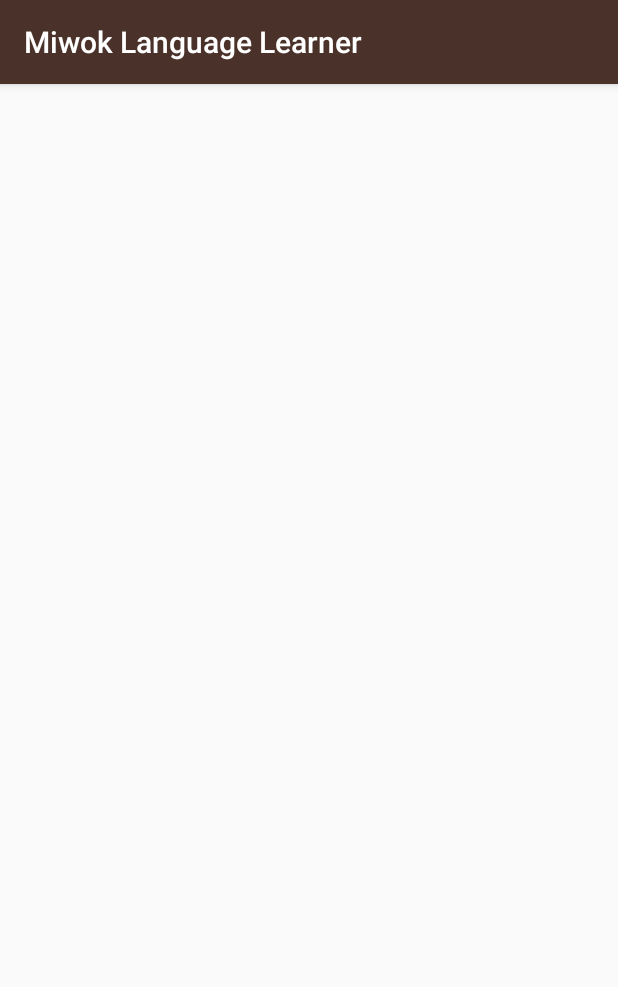
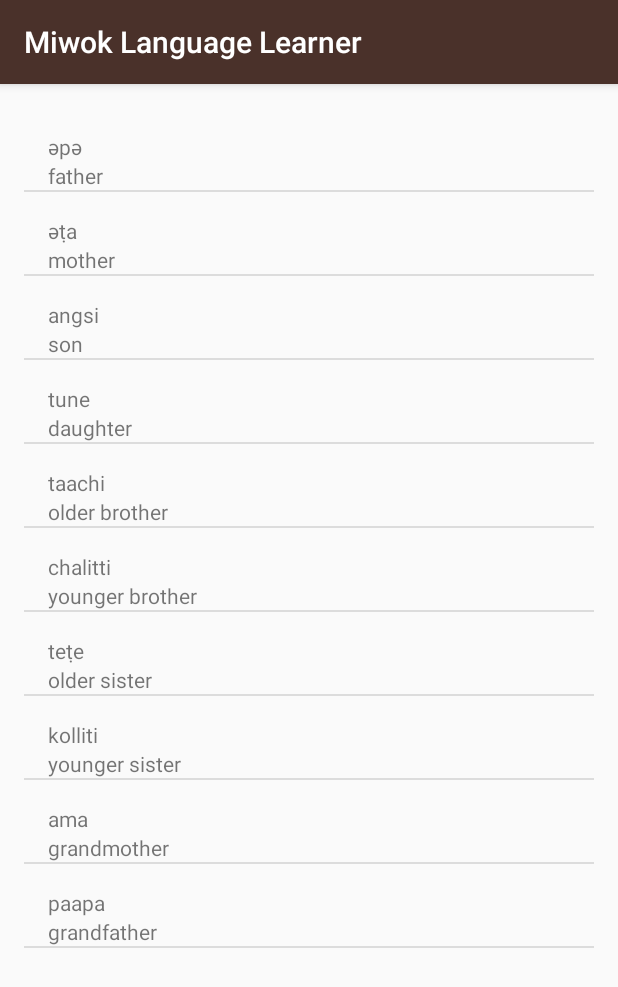
Before and after one commit to osborneandrewj/miwok-starter-code, an Android app: the FamilyActivity screen opened directly, with no data from a screen before it, on a phone screen of 412 x 824 dp. Shown: the top 987 px of the screen. Run offline under Robolectric (Android 15) with nearby library versions, the phone set to English and light mode, and no system bars.

Commit message:
Complete part 2

```diff
--- a/app/src/main/java/com/example/android/miwok/FamilyActivity.java
+++ b/app/src/main/java/com/example/android/miwok/FamilyActivity.java
@@ -2,12 +2,36 @@
 
 import android.support.v7.app.AppCompatActivity;
 import android.os.Bundle;
+import android.widget.ListView;
+
+import java.util.ArrayList;
 
 public class FamilyActivity extends AppCompatActivity {
 
     @Override
     protected void onCreate(Bundle savedInstanceState) {
         super.onCreate(savedInstanceState);
-        setContentView(R.layout.activity_family);
+        setContentView(R.layout.word_list);
+
+        //create array of words to be translated
+        ArrayList<Word> wordsList = new ArrayList<>();
+
+        wordsList.add(new Word("father", "әpә"));
+        wordsList.add(new Word("mother", "әṭa"));
+        wordsList.add(new Word("son", "angsi"));
+        wordsList.add(new Word("daughter", "tune"));
+        wordsList.add(new Word("older brother", "taachi"));
+        wordsList.add(new Word("younger brother", "chalitti"));
+        wordsList.add(new Word("older sister", "teṭe"));
+        wordsList.add(new Word("younger sister", "kolliti"));
+        wordsList.add(new Word("grandmother", "ama"));
+        wordsList.add(new Word("grandfather", "paapa"));
+
+        WordAdapter itemsAdapter = new WordAdapter(this, R.layout.list_item, wordsList);
+
+        //Get a reference to the ListView
+        ListView listView = (ListView)findViewById(R.id.list);
+        //Attach an adapter to that ListView
+        listView.setAdapter(itemsAdapter);
     }
 }
--- /dev/null
+++ b/app/src/main/java/com/example/android/miwok/Word.java
@@ -0,0 +1,36 @@
+package com.example.android.miwok;
+
+/**
+ * Created by Zark on 11/11/2016.
+ * {@link Word} represents a vocabulary word the user wants to learn. It contains a
+ * default translation and a Miwok translation for that word.
+ */
+public class Word {
+
+    /** Default translation */
+    private String mDefaultTranslation;
+
+    /** Miwok translation */
+    private String mMiwokTranslation;
+
+    public Word(String defaultTranslation, String miwokTranslation) {
+        mDefaultTranslation = defaultTranslation;
+        mMiwokTranslation = miwokTranslation;
+    }
+
+    /**
+     * Get the default translation of the word.
+     * @return the default translation
+     */
+    public String getDefaultTranslation() {
+        return mDefaultTranslation;
+    }
+
+    /**
+     * Get the Miwok translation of the word.
+     * @return the Miwok translation
+     */
+    public String getMiwokTranslation() {
+        return mMiwokTranslation;
+    }
+}
--- /dev/null
+++ b/app/src/main/java/com/example/android/miwok/WordAdapter.java
@@ -0,0 +1,48 @@
+package com.example.android.miwok;
+
+import android.app.Activity;
+import android.support.annotation.NonNull;
+import android.view.LayoutInflater;
+import android.view.View;
+import android.view.ViewGroup;
+import android.widget.ArrayAdapter;
+import android.widget.TextView;
+
+import java.util.ArrayList;
+
+/**
+ * Created by Zark on 11/11/2016.
+ */
+
+public class WordAdapter extends ArrayAdapter<Word> {
+
+    public WordAdapter(Activity context, int resource,ArrayList<Word> arrayList) {
+        super(context, resource, arrayList);
+    }
+
+    @NonNull
+    @Override
+    public View getView(int position, View convertView, ViewGroup parent) {
+
+        View listItemView = convertView;
+        if(listItemView == null) {
+            listItemView = LayoutInflater.from(getContext()).inflate(
+                    R.layout.list_item, parent, false);
+        }
+
+        // Get the {@link AndroidFlavor} object located at this position in the list
+        Word word = getItem(position);
+
+        TextView defaultTranslation = (TextView) listItemView.findViewById(R.id.default_text_view);
+        defaultTranslation.setText(word.getDefaultTranslation());
+
+        TextView miwokTranslation = (TextView) listItemView.findViewById(R.id.miwok_text_view);
+        miwokTranslation.setText(word.getMiwokTranslation());
+
+
+        //Return the list item layout with the default word and the Miwok word.
+        return listItemView;
+
+//        return super.getView(position, convertView, parent);
+    }
+}
--- a/app/src/main/res/layout/activity_family.xml
+++ /dev/null
@@ -1,13 +0,0 @@
-<?xml version="1.0" encoding="utf-8"?>
-<RelativeLayout xmlns:android="http://schemas.android.com/apk/res/android"
-    xmlns:tools="http://schemas.android.com/tools"
-    android:id="@+id/activity_family"
-    android:layout_width="match_parent"
-    android:layout_height="match_parent"
-    android:paddingBottom="@dimen/activity_vertical_margin"
-    android:paddingLeft="@dimen/activity_horizontal_margin"
-    android:paddingRight="@dimen/activity_horizontal_margin"
-    android:paddingTop="@dimen/activity_vertical_margin"
-    tools:context="com.example.android.miwok.FamilyActivity">
-
-</RelativeLayout>
--- a/app/src/main/res/layout/activity_numbers.xml
+++ b/app/src/main/res/layout/word_list.xml
@@ -11,11 +11,11 @@
     android:orientation="vertical"
     tools:context="com.example.android.miwok.NumbersActivity">
 
-    <GridView
+    <ListView
         android:layout_width="match_parent"
         android:layout_height="match_parent"
         android:numColumns="3"
         android:id="@+id/list">
-    </GridView>
+    </ListView>
 
 </LinearLayout>
```
Also changed, not shown: app/src/main/java/com/example/android/miwok/ColorsActivity.java (+23 -1 lines), app/src/main/java/com/example/android/miwok/MainActivity.java (+6 -6 lines), app/src/main/java/com/example/android/miwok/NumbersActivity.java (+17 -39 lines), app/src/main/java/com/example/android/miwok/PhrasesActivity.java (+28 -1 lines), app/src/main/res/layout/activity_colors.xml (deleted, +0 -13 lines), app/src/main/res/layout/activity_phrases.xml (deleted, +0 -13 lines).
